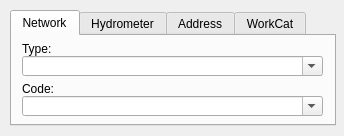
This is search/ui/search_plus_dialog.ui in Giswater/giswater_qgis_plugin as Qt 5 draws it before an edit. The edited form follows.
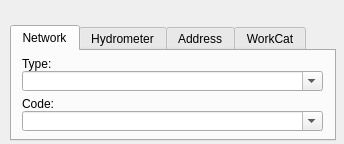
This is the edited form.

Commit message: Size fix on form

What changed in the file:
```diff
--- a/search/ui/search_plus_dialog.ui
+++ b/search/ui/search_plus_dialog.ui
@@ -7,7 +7,7 @@
     <x>0</x>
     <y>0</y>
     <width>344</width>
-    <height>136</height>
+    <height>144</height>
    </rect>
   </property>
   <property name="windowTitle">
@@ -17,7 +17,7 @@
    <property name="geometry">
     <rect>
      <x>10</x>
-     <y>10</y>
+     <y>25</y>
      <width>326</width>
      <height>116</height>
     </rect>
```
